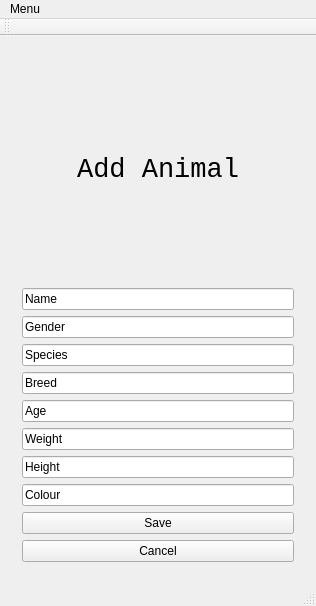
Qt form cuACS/mainwindow.ui (husseinkhlawey/NullPointerException) before a commit.
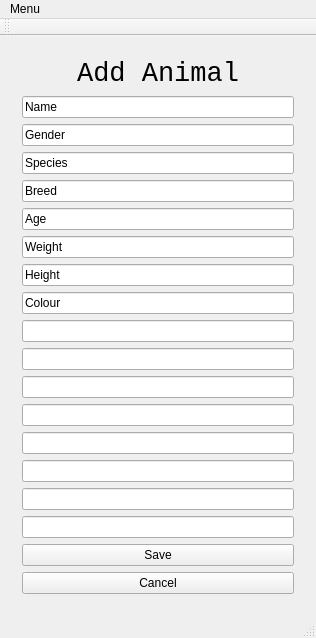
The same form after that commit. The open tabs and pages were chosen to show the change.

```diff
--- a/cuACS/mainwindow.ui
+++ b/cuACS/mainwindow.ui
@@ -396,6 +396,30 @@
           </property>
          </widget>
         </item>
+        <item>
+         <widget class="QLineEdit" name="lineEdit_14"/>
+        </item>
+        <item>
+         <widget class="QLineEdit" name="lineEdit_15"/>
+        </item>
+        <item>
+         <widget class="QLineEdit" name="lineEdit_16"/>
+        </item>
+        <item>
+         <widget class="QLineEdit" name="lineEdit_17"/>
+        </item>
+        <item>
+         <widget class="QLineEdit" name="lineEdit_18"/>
+        </item>
+        <item>
+         <widget class="QLineEdit" name="lineEdit_19"/>
+        </item>
+        <item>
+         <widget class="QLineEdit" name="lineEdit_20"/>
+        </item>
+        <item>
+         <widget class="QLineEdit" name="lineEdit_21"/>
+        </item>
         <item>
          <widget class="QPushButton" name="pushButton_11">
           <property name="text">
```
Left out of the diff: 2 changed lines with no effect on the pictures.
